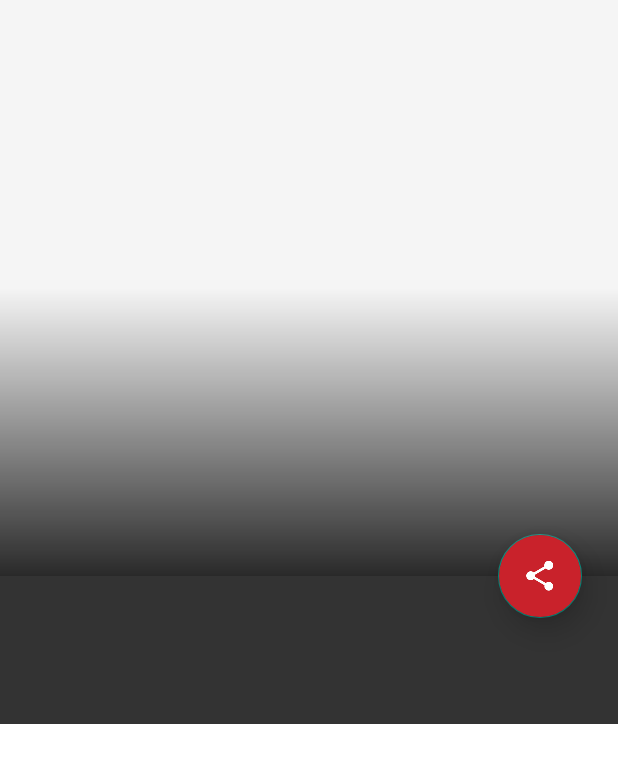
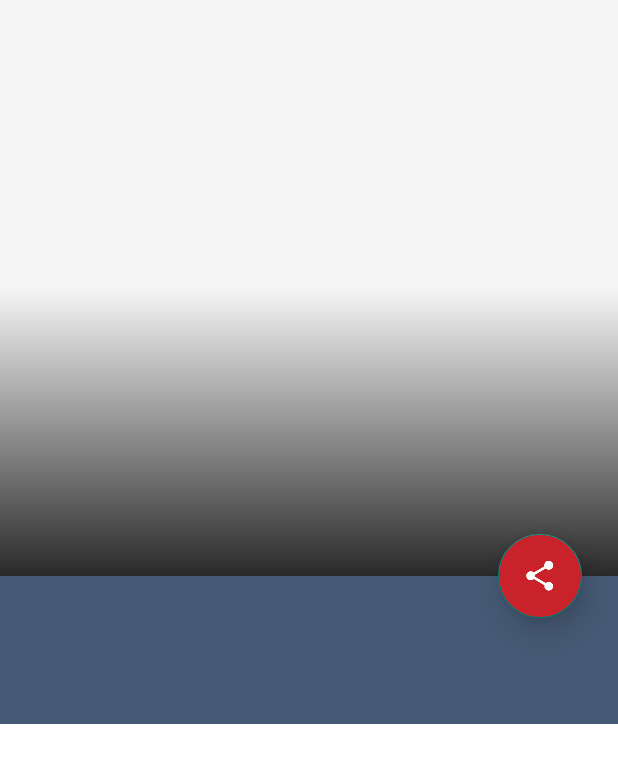
Before and after one commit to martinbaraya/xyz-reader-starter-code, an Android app: the layout fragment_article_detail.xml on its own in the app's theme, with its tools: preview values and no code run, on a phone screen of 412 x 824 dp. Shown: the top 763 px of the screen. Run offline under Robolectric (Android 15) with nearby library versions, the phone set to English and light mode, and no system bars.

Commit message:
Change background when scrollview collapsed

```diff
--- a/XYZReader/src/main/java/com/example/xyzreader/ui/ArticleListActivity.java
+++ b/XYZReader/src/main/java/com/example/xyzreader/ui/ArticleListActivity.java
@@ -192,7 +192,7 @@ public class ArticleListActivity extends AppCompatActivity implements
             //How do we find the width of our screen?
             //https://stackoverflow.com/questions/4743116/get-screen-width-and-height#4744499
 
-            //TODO how do we scale this image?
+
             DisplayMetrics displayMetrics = new DisplayMetrics();
             getWindowManager().getDefaultDisplay().getMetrics(displayMetrics);
             int width = displayMetrics.widthPixels;
--- a/XYZReader/src/main/res/layout/activity_article_detail.xml
+++ b/XYZReader/src/main/res/layout/activity_article_detail.xml
@@ -16,7 +16,7 @@
         <ImageButton
             android:theme="@style/ThemeOverlay.AppCompat.Dark.ActionBar"
             android:id="@+id/action_up"
-            android:layout_height="@dimen/action_bar_height"
+            android:layout_height="match_parent"
             android:layout_gravity="center_vertical"
             android:layout_width="@dimen/back_arrow_width"
             android:background="?selectableItemBackgroundBorderless"
--- a/XYZReader/src/main/res/layout/fragment_article_detail.xml
+++ b/XYZReader/src/main/res/layout/fragment_article_detail.xml
@@ -1,5 +1,6 @@
 <android.support.design.widget.CoordinatorLayout xmlns:android="http://schemas.android.com/apk/res/android"
     xmlns:app="http://schemas.android.com/apk/res-auto"
+    android:id="@+id/fragment_layout"
     android:layout_width="match_parent"
     android:layout_height="match_parent"
     android:fitsSystemWindows="true">
@@ -59,6 +60,7 @@
         >
 
         <FrameLayout
+            android:id="@+id/story_container"
             android:layout_width="match_parent"
             android:layout_height="wrap_content"
             android:background="@color/midgray">
@@ -69,7 +71,7 @@
                 android:layout_width="match_parent"
                 android:layout_height="wrap_content"
                 android:layout_gravity="center_horizontal"
-                android:background="#fff"
+                android:background="@color/white"
                 android:elevation="2dp"
                 android:maxWidth="@dimen/detail_card_max_width"
                 android:orientation="vertical"
@@ -81,7 +83,7 @@
                     android:layout_height="wrap_content"
                     android:layout_gravity="bottom"
                     android:layout_marginBottom="@dimen/detail_metabar_vert_padding"
-                    android:background="#333"
+                    android:background="@color/darkgray"
                     android:orientation="vertical"
                     android:paddingBottom="@dimen/detail_metabar_vert_padding"
                     android:paddingLeft="@dimen/detail_inner_horiz_margin"
@@ -95,7 +97,7 @@
                         android:layout_height="wrap_content"
                         android:lineSpacingMultiplier="0.9"
                         android:paddingBottom="@dimen/detail_metabar_title_bottom_padding"
-                        android:textColor="#fff"
+                        android:textColor="@color/white"
                         android:textSize="@dimen/detail_title_text_size"
                         android:textStyle="bold"/>
 
@@ -122,8 +124,8 @@
 
     <android.support.design.widget.FloatingActionButton
         android:id="@+id/share_fab"
-        android:layout_width="56dp"
-        android:layout_height="56dp"
+        android:layout_width="@dimen/fab_width"
+        android:layout_height="@dimen/fab_width"
         android:layout_marginEnd="@dimen/fab_margin"
         android:layout_marginTop="@dimen/fab_margin"
         android:backgroundTint="@color/theme_accent"
--- a/XYZReader/src/main/res/values-sw600dp/dimens.xml
+++ b/XYZReader/src/main/res/values-sw600dp/dimens.xml
@@ -1,7 +1,7 @@
 <resources xmlns:tools="http://schemas.android.com/tools">
     <!-- detail -->
 
-    <dimen name="detail_photo_height">384dp</dimen>
+
     <dimen name="detail_title_text_size">42sp</dimen>
     <dimen name="detail_subtitle_text_size" tools:ignore="MissingDefaultResource">20sp</dimen>
     <dimen name="detail_body_text_size">20sp</dimen>
--- a/XYZReader/src/main/res/values-sw600dp/macro_layout.xml
+++ b/XYZReader/src/main/res/values-sw600dp/macro_layout.xml
@@ -5,6 +5,8 @@
    <!-- <dimen name="list_side_margin">0dp</dimen> -->
 
     <!-- detail -->
+    <dimen name="detail_card_max_width">704dp</dimen>
+    <dimen name="detail_photo_height">384dp</dimen>
     <dimen name="detail_inner_horiz_margin">64dp</dimen>
     <dimen name="detail_metabar_vert_padding">32dp</dimen>
     <dimen name="detail_metabar_title_bottom_padding">8dp</dimen>
--- a/XYZReader/src/main/res/values/dimens.xml
+++ b/XYZReader/src/main/res/values/dimens.xml
@@ -1,6 +1,5 @@
 <resources>
     <!-- detail -->
-    <dimen name="detail_photo_height">384dp</dimen>
     <dimen name="detail_title_margin">48dp</dimen>
     <dimen name="detail_title_text_size">32sp</dimen>
     <dimen name="detail_body_text_size">22sp</dimen>
@@ -19,7 +18,8 @@
     <dimen name="body_padding">16dp</dimen>
 
     <dimen name="action_bar_height">72dp</dimen>
-    <dimen name="list_recycler_padding_bottom">28dp</dimen>
+    <dimen name="list_recycler_padding_bottom">4dp</dimen>
     <dimen name="back_arrow_width">56dp</dimen>
+    <dimen name="fab_width">56dp</dimen>
 
 </resources>
--- a/XYZReader/src/main/res/values/macro_layout.xml
+++ b/XYZReader/src/main/res/values/macro_layout.xml
@@ -6,6 +6,7 @@
 
     <!-- detail -->
     <bool name="detail_is_card">false</bool>
+    <dimen name="detail_photo_height">384dp</dimen>
     <dimen name="detail_card_top_margin">@dimen/detail_photo_height</dimen>
     <dimen name="detail_inner_horiz_margin">16dp</dimen>
     <dimen name="detail_card_max_width">10000dp</dimen> <!-- force match_parent -->
```
Also changed, not shown: XYZReader/src/main/java/com/example/xyzreader/ui/ArticleDetailFragment.java (+43 -5 lines).
